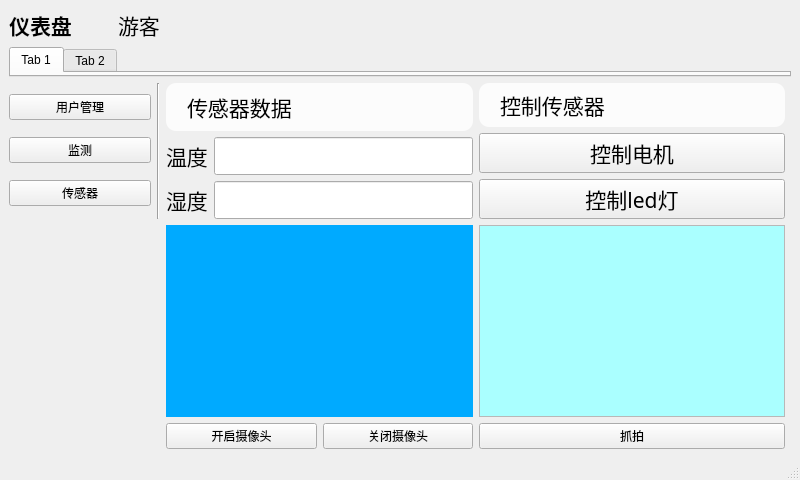
This is mainwin.ui in JinJieBeWater/oceanSystem as Qt 5 draws it before an edit. The edited form follows.
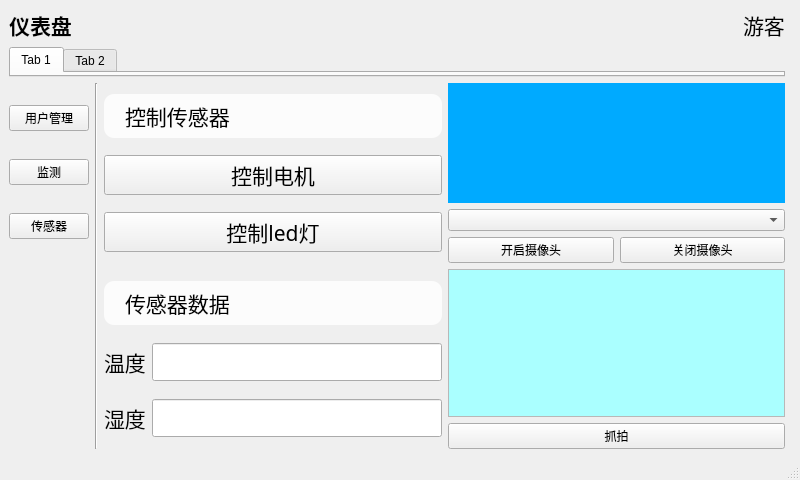
This is the edited form.

Commit message: ✨ feat(ui): 添加摄像头选择功能，优化抓拍和界面布局

```diff
--- a/mainwin.ui
+++ b/mainwin.ui
@@ -18,66 +18,6 @@
   </property>
   <widget class="QWidget" name="centralwidget">
    <layout class="QGridLayout" name="gridLayout">
-    <item row="0" column="0" colspan="2">
-     <layout class="QHBoxLayout" name="horizontalLayout_3">
-      <item>
-       <widget class="QLabel" name="title">
-        <property name="sizePolicy">
-         <sizepolicy hsizetype="Preferred" vsizetype="Maximum">
-          <horstretch>0</horstretch>
-          <verstretch>0</verstretch>
-         </sizepolicy>
-        </property>
-        <property name="font">
-         <font>
-          <family>隶书</family>
-          <pointsize>16</pointsize>
-          <weight>75</weight>
-          <bold>true</bold>
-         </font>
-        </property>
-        <property name="text">
-         <string>仪表盘</string>
-        </property>
-        <property name="alignment">
-         <set>Qt::AlignCenter</set>
-        </property>
-       </widget>
-      </item>
-      <item>
-       <spacer name="horizontalSpacer">
-        <property name="orientation">
-         <enum>Qt::Horizontal</enum>
-        </property>
-        <property name="sizeHint" stdset="0">
-         <size>
-          <width>40</width>
-          <height>20</height>
-         </size>
-        </property>
-       </spacer>
-      </item>
-      <item>
-       <widget class="QLabel" name="usernameLabel">
-        <property name="sizePolicy">
-         <sizepolicy hsizetype="Maximum" vsizetype="Preferred">
-          <horstretch>0</horstretch>
-          <verstretch>0</verstretch>
-         </sizepolicy>
-        </property>
-        <property name="font">
-         <font>
-          <family>隶书</family>
-          <pointsize>16</pointsize>
-         </font>
-        </property>
-        <property name="text">
-         <string>游客</string>
-        </property>
-       </widget>
-      </item>
-     </layout>
-    </item>
     <item row="1" column="0" colspan="5">
      <widget class="QTabWidget" name="tabWidget">
       <property name="sizePolicy">
@@ -126,184 +66,74 @@
       </item>
      </layout>
     </item>
-    <item row="2" column="1">
+    <item row="0" column="0" colspan="5">
+     <layout class="QHBoxLayout" name="horizontalLayout_3">
+      <item>
+       <widget class="QLabel" name="title">
+        <property name="sizePolicy">
+         <sizepolicy hsizetype="Preferred" vsizetype="Maximum">
+          <horstretch>0</horstretch>
+          <verstretch>0</verstretch>
+         </sizepolicy>
+        </property>
+        <property name="font">
+         <font>
+          <family>隶书</family>
+          <pointsize>16</pointsize>
+          <weight>75</weight>
+          <bold>true</bold>
+         </font>
+        </property>
+        <property name="text">
+         <string>仪表盘</string>
+        </property>
+        <property name="alignment">
+         <set>Qt::AlignCenter</set>
+        </property>
+       </widget>
+      </item>
+      <item>
+       <spacer name="horizontalSpacer">
+        <property name="orientation">
+         <enum>Qt::Horizontal</enum>
+        </property>
+        <property name="sizeHint" stdset="0">
+         <size>
+          <width>40</width>
+          <height>20</height>
+         </size>
+        </property>
+       </spacer>
+      </item>
+      <item>
+       <widget class="QLabel" name="usernameLabel">
+        <property name="sizePolicy">
+         <sizepolicy hsizetype="Maximum" vsizetype="Preferred">
+          <horstretch>0</horstretch>
+          <verstretch>0</verstretch>
+         </sizepolicy>
+        </property>
+        <property name="font">
+         <font>
+          <family>隶书</family>
+          <pointsize>16</pointsize>
+         </font>
+        </property>
+        <property name="text">
+         <string>游客</string>
+        </property>
+       </widget>
+      </item>
+     </layout>
+    </item>
+    <item row="2" column="1" rowspan="2" colspan="2">
      <widget class="Line" name="line">
       <property name="orientation">
        <enum>Qt::Vertical</enum>
       </property>
      </widget>
     </item>
-    <item row="2" column="2">
-     <layout class="QVBoxLayout" name="show">
-      <item>
-       <widget class="QLabel" name="label">
-        <property name="font">
-         <font>
-          <family>隶书</family>
-          <pointsize>16</pointsize>
-         </font>
-        </property>
-        <property name="styleSheet">
-         <string>background:rgba(255,255,255,0.8);border-radius:10px;padding:6px 16px;</string>
-        </property>
-        <property name="text">
-         <string>传感器数据</string>
-        </property>
-       </widget>
-      </item>
-      <item>
-       <layout class="QHBoxLayout" name="horizontalLayout_4">
-        <item>
-         <widget class="QLabel" name="label_3">
-          <property name="font">
-           <font>
-            <family>隶书</family>
-            <pointsize>16</pointsize>
-           </font>
-          </property>
-          <property name="text">
-           <string>温度</string>
-          </property>
-         </widget>
-        </item>
-        <item>
-         <widget class="QLineEdit" name="lineEdit">
-          <property name="sizePolicy">
-           <sizepolicy hsizetype="Expanding" vsizetype="Fixed">
-            <horstretch>0</horstretch>
-            <verstretch>0</verstretch>
-           </sizepolicy>
-          </property>
-          <property name="font">
-           <font>
-            <family>隶书</family>
-            <pointsize>16</pointsize>
-           </font>
-          </property>
-         </widget>
-        </item>
-       </layout>
-      </item>
-      <item>
-       <layout class="QHBoxLayout" name="horizontalLayout_2">
-        <item>
-         <widget class="QLabel" name="label_4">
-          <property name="font">
-           <font>
-            <family>隶书</family>
-            <pointsize>16</pointsize>
-           </font>
-          </property>
-          <property name="text">
-           <string>湿度</string>
-          </property>
-         </widget>
-        </item>
-        <item>
-         <widget class="QLineEdit" name="lineEdit_2">
-          <property name="sizePolicy">
-           <sizepolicy hsizetype="Expanding" vsizetype="Fixed">
-            <horstretch>0</horstretch>
-            <verstretch>0</verstretch>
-           </sizepolicy>
-          </property>
-          <property name="font">
-           <font>
-            <family>隶书</family>
-            <pointsize>16</pointsize>
-           </font>
-          </property>
-         </widget>
-        </item>
-       </layout>
-      </item>
-     </layout>
-    </item>
-    <item row="2" column="3">
-     <layout class="QVBoxLayout" name="control">
-      <item>
-       <widget class="QLabel" name="label_2">
-        <property name="font">
-         <font>
-          <family>隶书</family>
-          <pointsize>16</pointsize>
-         </font>
-        </property>
-        <property name="styleSheet">
-         <string>background:rgba(255,255,255,0.8);border-radius:10px;padding:6px 16px;</string>
-        </property>
-        <property name="text">
-         <string>控制传感器</string>
-        </property>
-       </widget>
-      </item>
-      <item>
-       <widget class="QPushButton" name="pushButton">
-        <property name="font">
-         <font>
-          <family>隶书</family>
-          <pointsize>16</pointsize>
-         </font>
-        </property>
-        <property name="text">
-         <string>控制电机</string>
-        </property>
-       </widget>
-      </item>
-      <item>
-       <widget class="QPushButton" name="pushButton_2">
-        <property name="font">
-         <font>
-          <family>隶书</family>
-          <pointsize>16</pointsize>
-         </font>
-        </property>
-        <property name="text">
-         <string>控制led灯</string>
-        </property>
-       </widget>
-      </item>
-     </layout>
-    </item>
-    <item row="2" column="4" rowspan="2">
-     <widget class="QWidget" name="widget" native="true"/>
-    </item>
-    <item row="3" column="2">
-     <layout class="QVBoxLayout" name="cameraLayout">
-      <item>
-       <widget class="QWidget" name="cameraDisplay" native="true">
-        <property name="sizePolicy">
-         <sizepolicy hsizetype="Preferred" vsizetype="Expanding">
-          <horstretch>0</horstretch>
-          <verstretch>0</verstretch>
-         </sizepolicy>
-        </property>
-        <property name="styleSheet">
-         <string notr="true">background-color: rgb(0, 170, 255);</string>
-        </property>
-       </widget>
-      </item>
-      <item>
-       <layout class="QHBoxLayout" name="cameraControlLayout">
-        <item>
-         <widget class="QPushButton" name="openCameraButton">
-          <property name="text">
-           <string>开启摄像头</string>
-          </property>
-         </widget>
-        </item>
-        <item>
-         <widget class="QPushButton" name="closeCameraButton">
-          <property name="text">
-           <string>关闭摄像头</string>
-          </property>
-         </widget>
-        </item>
-       </layout>
-      </item>
-     </layout>
-    </item>
-    <item row="3" column="3">
+    <item row="3" column="4">
      <layout class="QVBoxLayout" name="snapLayout">
       <item>
        <widget class="QScrollArea" name="snapShotScrollArea">
@@ -314,6 +144,14 @@
          <bool>true</bool>
         </property>
         <widget class="QWidget" name="snapShotArea">
+         <property name="geometry">
+          <rect>
+           <x>0</x>
+           <y>0</y>
+           <width>304</width>
+           <height>121</height>
+          </rect>
+         </property>
          <property name="sizePolicy">
           <sizepolicy hsizetype="Expanding" vsizetype="Expanding">
            <horstretch>0</horstretch>
@@ -336,6 +174,191 @@
       </item>
      </layout>
     </item>
+    <item row="2" column="4">
+     <layout class="QVBoxLayout" name="cameraLayout">
+      <item>
+       <widget class="QWidget" name="cameraDisplay" native="true">
+        <property name="sizePolicy">
+         <sizepolicy hsizetype="Preferred" vsizetype="Expanding">
+          <horstretch>0</horstretch>
+          <verstretch>0</verstretch>
+         </sizepolicy>
+        </property>
+        <property name="styleSheet">
+         <string notr="true">background-color: rgb(0, 170, 255);</string>
+        </property>
+       </widget>
+      </item>
+      <item>
+       <widget class="QComboBox" name="cameraComboBox"/>
+      </item>
+      <item>
+       <layout class="QHBoxLayout" name="cameraControlLayout">
+        <item>
+         <widget class="QPushButton" name="openCameraButton">
+          <property name="text">
+           <string>开启摄像头</string>
+          </property>
+         </widget>
+        </item>
+        <item>
+         <widget class="QPushButton" name="closeCameraButton">
+          <property name="text">
+           <string>关闭摄像头</string>
+          </property>
+         </widget>
+        </item>
+       </layout>
+      </item>
+     </layout>
+    </item>
+    <item row="2" column="5" rowspan="2">
+     <widget class="QWidget" name="widget" native="true"/>
+    </item>
+    <item row="2" column="3">
+     <layout class="QVBoxLayout" name="control">
+      <item>
+       <widget class="QLabel" name="label_2">
+        <property name="sizePolicy">
+         <sizepolicy hsizetype="Preferred" vsizetype="Maximum">
+          <horstretch>0</horstretch>
+          <verstretch>0</verstretch>
+         </sizepolicy>
+        </property>
+        <property name="font">
+         <font>
+          <family>隶书</family>
+          <pointsize>16</pointsize>
+         </font>
+        </property>
+        <property name="styleSheet">
+         <string>background:rgba(255,255,255,0.8);border-radius:10px;padding:6px 16px;</string>
+        </property>
+        <property name="text">
+         <string>控制传感器</string>
+        </property>
+       </widget>
+      </item>
+      <item>
+       <widget class="QPushButton" name="pushButton">
+        <property name="font">
+         <font>
+          <family>隶书</family>
+          <pointsize>16</pointsize>
+         </font>
+        </property>
+        <property name="text">
+         <string>控制电机</string>
+        </property>
+       </widget>
+      </item>
+      <item>
+       <widget class="QPushButton" name="pushButton_2">
+        <property name="font">
+         <font>
+          <family>隶书</family>
+          <pointsize>16</pointsize>
+         </font>
+        </property>
+        <property name="text">
+         <string>控制led灯</string>
+        </property>
+       </widget>
+      </item>
+     </layout>
+    </item>
+    <item row="3" column="3">
+     <layout class="QVBoxLayout" name="show">
+      <item>
+       <widget class="QLabel" name="label">
+        <property name="sizePolicy">
+         <sizepolicy hsizetype="Preferred" vsizetype="Maximum">
+          <horstretch>0</horstretch>
+          <verstretch>0</verstretch>
+         </sizepolicy>
+        </property>
+        <property name="font">
+         <font>
+          <family>隶书</family>
+          <pointsize>16</pointsize>
+         </font>
+        </property>
+        <property name="styleSheet">
+         <string>background:rgba(255,255,255,0.8);border-radius:10px;padding:6px 16px;</string>
+        </property>
+        <property name="text">
+         <string>传感器数据</string>
+        </property>
+       </widget>
+      </item>
+      <item>
+       <layout class="QHBoxLayout" name="horizontalLayout_4">
+        <item>
+         <widget class="QLabel" name="label_3">
+          <property name="font">
+           <font>
+            <family>隶书</family>
+            <pointsize>16</pointsize>
+           </font>
+          </property>
+          <property name="text">
+           <string>温度</string>
+          </property>
+         </widget>
+        </item>
+        <item>
+         <widget class="QLineEdit" name="lineEdit">
+          <property name="sizePolicy">
+           <sizepolicy hsizetype="Expanding" vsizetype="Fixed">
+            <horstretch>0</horstretch>
+            <verstretch>0</verstretch>
+           </sizepolicy>
+          </property>
+          <property name="font">
+           <font>
+            <family>隶书</family>
+            <pointsize>16</pointsize>
+           </font>
+          </property>
+         </widget>
+        </item>
+       </layout>
+      </item>
+      <item>
+       <layout class="QHBoxLayout" name="horizontalLayout_2">
+        <item>
+         <widget class="QLabel" name="label_4">
+          <property name="font">
+           <font>
+            <family>隶书</family>
+            <pointsize>16</pointsize>
+           </font>
+          </property>
+          <property name="text">
+           <string>湿度</string>
+          </property>
+         </widget>
+        </item>
+        <item>
+         <widget class="QLineEdit" name="lineEdit_2">
+          <property name="sizePolicy">
+           <sizepolicy hsizetype="Expanding" vsizetype="Fixed">
+            <horstretch>0</horstretch>
+            <verstretch>0</verstretch>
+           </sizepolicy>
+          </property>
+          <property name="font">
+           <font>
+            <family>隶书</family>
+            <pointsize>16</pointsize>
+           </font>
+          </property>
+         </widget>
+        </item>
+       </layout>
+      </item>
+     </layout>
+    </item>
    </layout>
   </widget>
   <widget class="QMenuBar" name="menubar">
```
The commit also changes 2 other files.
